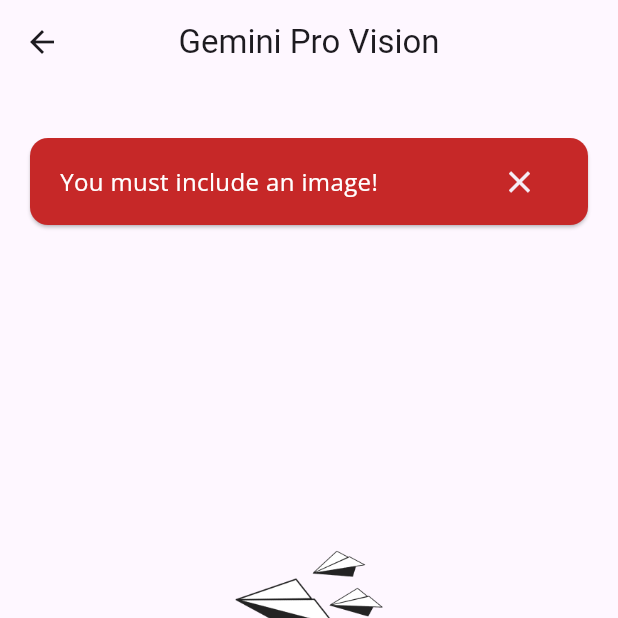
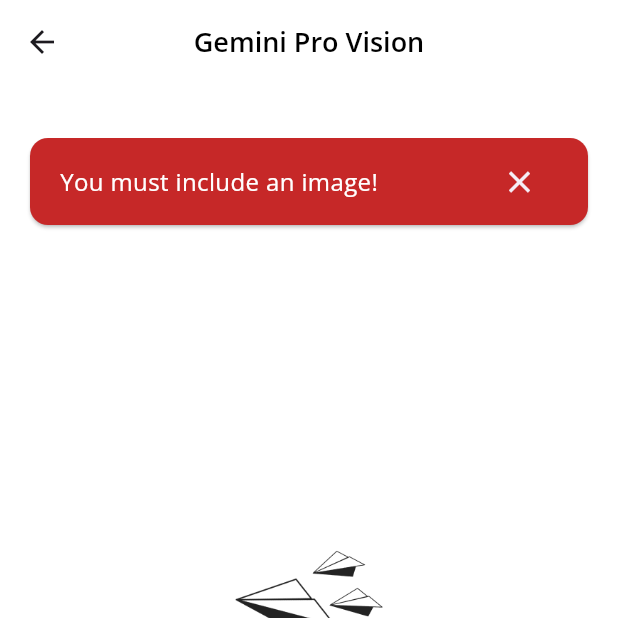
Before and after one commit to FahrendraKhoirul/MyGemi, a Flutter app: the GeminiProVisionView screen opened by its route, after a tap on the "send" icon, on a phone screen of 412 x 824 dp, the top half of it. Run offline on Flutter 3.47's test engine with Material 3 defaults, Android fonts, the phone set to English and light mode, and no system bars; our stand-ins replace dio, flutter_animate, flutter_markdown, get, google_fonts, image_picker; network calls fail.

Commit message:
Update app bar

```diff
--- a/lib/app/modules/home/gemini_pro/views/gemini_pro_view.dart
+++ b/lib/app/modules/home/gemini_pro/views/gemini_pro_view.dart
@@ -12,10 +12,14 @@
     return Scaffold(
         backgroundColor: Colors.white,
         appBar: AppBar(
-          title: const Text('Gemini Pro Chat'),
+          title: Text(
+            'Gemini Pro Chat',
+            style: semibold18,
+          ),
           centerTitle: true,
           backgroundColor: Colors.transparent,
           elevation: 0,
+          surfaceTintColor: Colors.white,
         ),
         body: Container(
           height: double.infinity,
--- a/lib/app/modules/home/gemini_pro_vision/views/gemini_pro_vision_view.dart
+++ b/lib/app/modules/home/gemini_pro_vision/views/gemini_pro_vision_view.dart
@@ -1,6 +1,7 @@
 import 'dart:io';
 import 'package:flutter/material.dart';
 import 'package:flutter_animate/flutter_animate.dart';
+import 'package:flutter_markdown/flutter_markdown.dart';
 import 'package:get/get.dart';
 import 'package:google_fonts/google_fonts.dart';
 import 'package:mygemi/app/widgets/global_widgets.dart';
@@ -13,11 +14,16 @@
   @override
   Widget build(BuildContext context) {
     return Scaffold(
+        backgroundColor: Colors.white,
         appBar: AppBar(
-          title: const Text('Gemini Pro Vision'),
+          title: Text(
+            'Gemini Pro Vision',
+            style: semibold18,
+          ),
           centerTitle: true,
           backgroundColor: Colors.transparent,
           elevation: 0,
+          surfaceTintColor: Colors.white,
         ),
         body: Container(
           height: double.infinity,
@@ -114,10 +120,13 @@
                                         width: 39,
                                       ),
                                       Expanded(
-                                          child: Text(
-                                        state[index].geminiPro!.text!,
-                                        style: regular14,
-                                        textAlign: TextAlign.justify,
+                                          child: MarkdownBody(
+                                        data: state[index].geminiPro!.text!,
+                                        selectable: true,
+                                        styleSheet: MarkdownStyleSheet(
+                                            code: GoogleFonts.sourceCodePro(
+                                                color: customBlack,
+                                                fontSize: 14)),
                                       ))
                                     ],
                                   ),
@@ -159,11 +168,11 @@
                         left: 20),
                   );
                   ScaffoldMessenger.of(context).showSnackBar(snackBar);
+                } else {
+                  controller
+                      .generateContent(controller.inputController.value.text);
+                  controller.inputController.value.clear();
                 }
-                else{
-                  controller
-                    .generateContent(controller.inputController.value.text);
-                controller.inputController.value.clear();}
               }, () {
                 controller.pickImage();
               })
```
